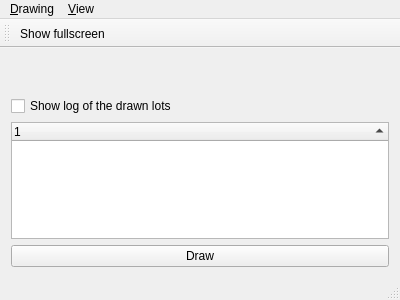
Above: gui/drawingview.ui from Soerboe/Urim before the change. Below: the same form after it.
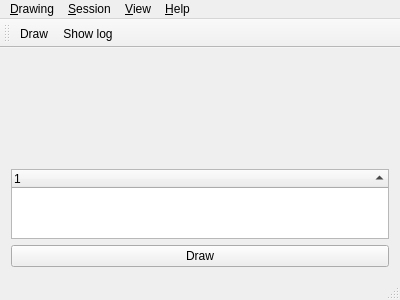
That is the form after the change. Icons and pictures are not drawn.

The edit to the form file:
```diff
--- a/gui/drawingview.ui
+++ b/gui/drawingview.ui
@@ -10,6 +10,12 @@
     <height>300</height>
    </rect>
   </property>
+  <property name="minimumSize">
+   <size>
+    <width>200</width>
+    <height>100</height>
+   </size>
+  </property>
   <widget class="QWidget" name="centralWidget">
    <layout class="QVBoxLayout" name="verticalLayout_2">
     <item>
@@ -25,12 +31,26 @@
      </widget>
     </item>
     <item>
-     <layout class="QVBoxLayout" name="verticalLayout">
+     <layout class="QVBoxLayout" name="verticalLayout" stretch="7,3,0">
       <item>
-       <widget class="QCheckBox" name="showLogCheckBox">
-        <property name="text">
-         <string>Show log of the drawn lots</string>
+       <widget class="QWidget" name="lotContainer" native="true">
+        <property name="sizePolicy">
+         <sizepolicy hsizetype="Preferred" vsizetype="Preferred">
+          <horstretch>0</horstretch>
+          <verstretch>0</verstretch>
+         </sizepolicy>
         </property>
+        <property name="minimumSize">
+         <size>
+          <width>0</width>
+          <height>50</height>
+         </size>
+        </property>
+        <layout class="QVBoxLayout" name="verticalLayout_4">
+         <item>
+          <layout class="QVBoxLayout" name="layout"/>
+         </item>
+        </layout>
        </widget>
       </item>
       <item>
@@ -91,10 +111,25 @@
     <property name="title">
      <string>&amp;View</string>
     </property>
-    <addaction name="showFullscreenAction"/>
+    <addaction name="showLogAction"/>
+   </widget>
+   <widget class="QMenu" name="menu_Session">
+    <property name="title">
+     <string>&amp;Session</string>
+    </property>
+    <addaction name="drawAction"/>
+   </widget>
+   <widget class="QMenu" name="menu_Help">
+    <property name="title">
+     <string>&amp;Help</string>
+    </property>
+    <addaction name="aboutAction"/>
+    <addaction name="aboutQtAction"/>
    </widget>
    <addaction name="menuDrawing"/>
+   <addaction name="menu_Session"/>
    <addaction name="menuView"/>
+   <addaction name="menu_Help"/>
   </widget>
   <widget class="QToolBar" name="mainToolBar">
    <attribute name="toolBarArea">
@@ -103,17 +138,10 @@
    <attribute name="toolBarBreak">
     <bool>false</bool>
    </attribute>
-   <addaction name="showFullscreenAction"/>
+   <addaction name="drawAction"/>
+   <addaction name="showLogAction"/>
   </widget>
   <widget class="QStatusBar" name="statusBar"/>
-  <action name="showFullscreenAction">
-   <property name="checkable">
-    <bool>true</bool>
-   </property>
-   <property name="text">
-    <string>Show fullscreen</string>
-   </property>
-  </action>
   <action name="createNewDrawingAction">
    <property name="text">
     <string>Create new drawing</string>
@@ -124,6 +152,46 @@
     <string>Quit</string>
    </property>
   </action>
+  <action name="drawAction">
+   <property name="icon">
+    <iconset resource="gui.qrc">
+     <normaloff>:/gui/icons/dice.svg</normaloff>:/gui/icons/dice.svg</iconset>
+   </property>
+   <property name="text">
+    <string>&amp;Draw</string>
+   </property>
+   <property name="toolTip">
+    <string>Draw a lot</string>
+   </property>
+   <property name="shortcut">
+    <string notr="true">Space</string>
+   </property>
+  </action>
+  <action name="showLogAction">
+   <property name="checkable">
+    <bool>true</bool>
+   </property>
+   <property name="icon">
+    <iconset resource="gui.qrc">
+     <normaloff>:/gui/icons/list.svg</normaloff>:/gui/icons/list.svg</iconset>
+   </property>
+   <property name="text">
+    <string>Show log</string>
+   </property>
+   <property name="toolTip">
+    <string>Show log of drawn lots</string>
+   </property>
+  </action>
+  <action name="aboutAction">
+   <property name="text">
+    <string>&amp;About</string>
+   </property>
+  </action>
+  <action name="aboutQtAction">
+   <property name="text">
+    <string>About Qt</string>
+   </property>
+  </action>
  </widget>
  <layoutdefault spacing="6" margin="11"/>
  <resources/>
```
Left out of the diff: 6 changed lines with no effect on the pictures.
